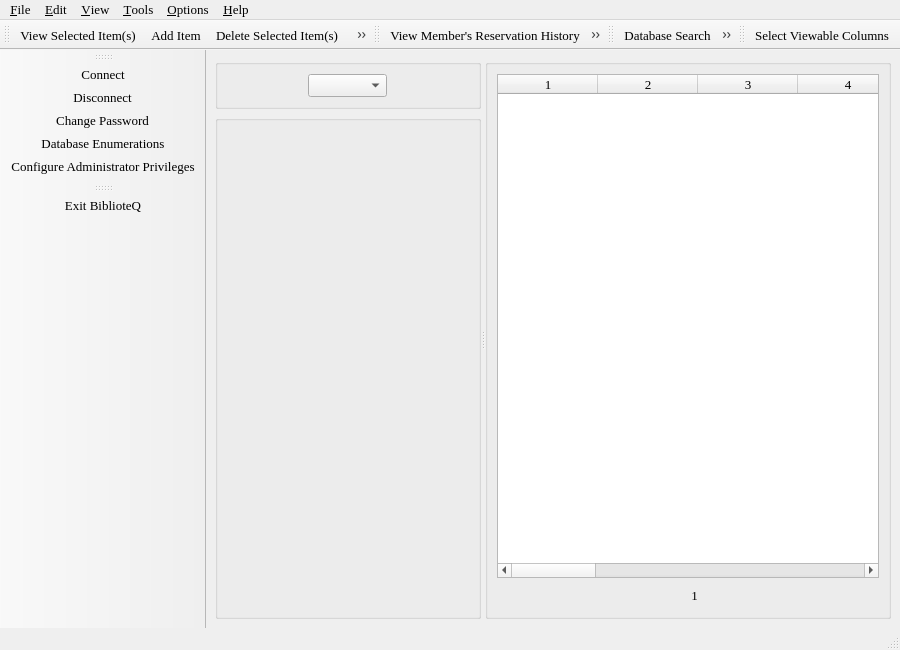
This is mainwindow.ui in textbrowser/biblioteq as Qt 5 draws it before an edit. The edited form follows.
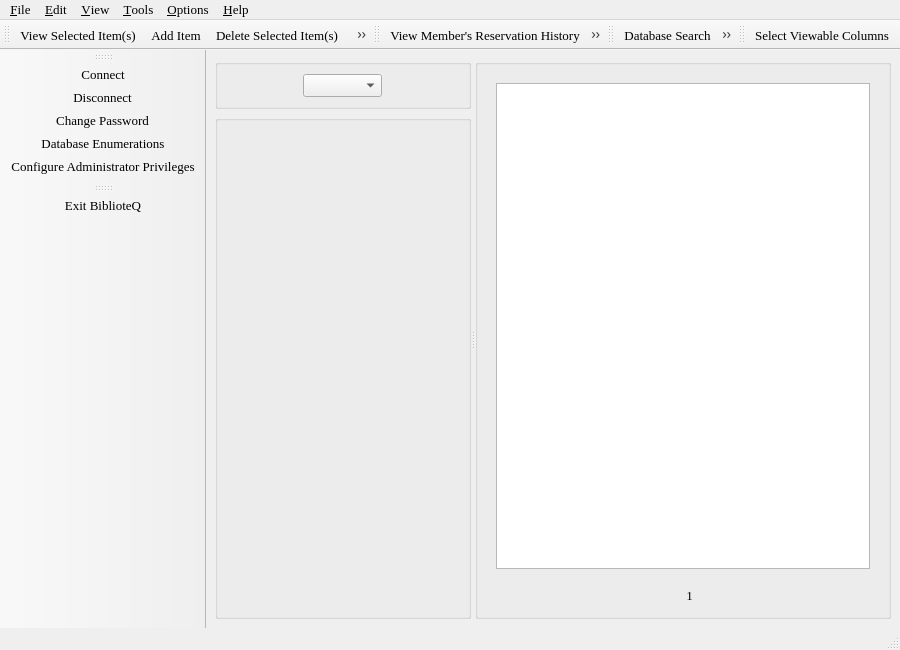
This is the edited form. The open tabs and pages were chosen to show the change. Icons and pictures are not drawn. Custom widgets are drawn as their Qt base class.

Commit message: Fixed incorrect error when attempting to connect as a patron. True pagination. Prepare for Icon view.

```diff
--- a/mainwindow.ui
+++ b/mainwindow.ui
@@ -170,6 +170,20 @@
       <widget class="QGroupBox" name="groupBox_2">
        <layout class="QVBoxLayout" name="verticalLayout">
         <item>
+         <widget class="QStackedWidget" name="stackedWidget">
+          <property name="currentIndex">
+           <number>1</number>
+          </property>
+          <widget class="QWidget" name="page_2">
+           <layout class="QVBoxLayout" name="verticalLayout_6">
+            <item>
+             <widget class="QGraphicsView" name="graphicsView"/>
+            </item>
+           </layout>
+          </widget>
+          <widget class="QWidget" name="page">
+           <layout class="QVBoxLayout" name="verticalLayout_5">
+            <item>
          <widget class="main_table" name="table">
           <property name="editTriggers">
            <set>QAbstractItemView::NoEditTriggers</set>
@@ -286,6 +300,10 @@
           </column>
          </widget>
         </item>
+           </layout>
+          </widget>
+         </widget>
+        </item>
         <item>
          <layout class="QHBoxLayout" name="horizontalLayout_2">
           <item>
```
Left out of the diff: 2 changed lines with no effect on the pictures. Lines whose indentation alone changed are shown as unchanged. The commit also changes 7 other files.
